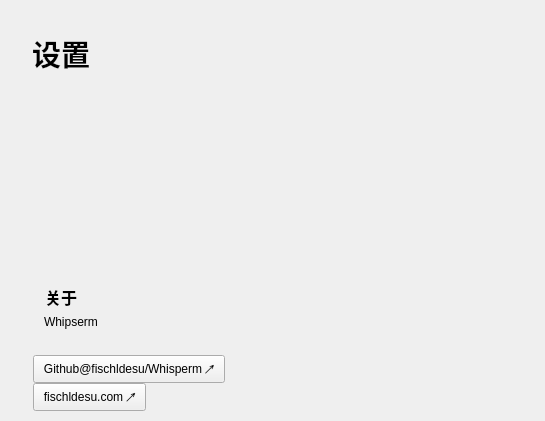
Before: the Qt Designer form client/ui/page/PageSettings.ui in fischldesu/Whisperm, drawn with Qt 5.
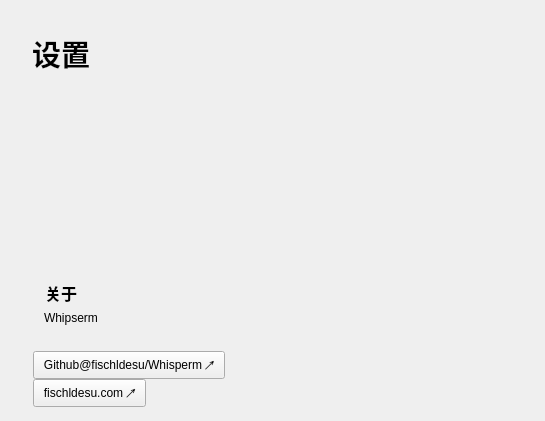
After: the same form once the commit is applied. Custom widgets are drawn as their Qt base class.

Patch:
```diff
--- a/client/ui/page/PageSettings.ui
+++ b/client/ui/page/PageSettings.ui
@@ -127,7 +127,7 @@
          <property name="sizeHint" stdset="0">
           <size>
            <width>20</width>
-           <height>188</height>
+           <height>184</height>
           </size>
          </property>
         </spacer>
@@ -199,7 +199,7 @@
            <number>0</number>
           </property>
           <property name="bottomMargin">
-           <number>0</number>
+           <number>4</number>
           </property>
           <property name="spacing">
            <number>0</number>
```
